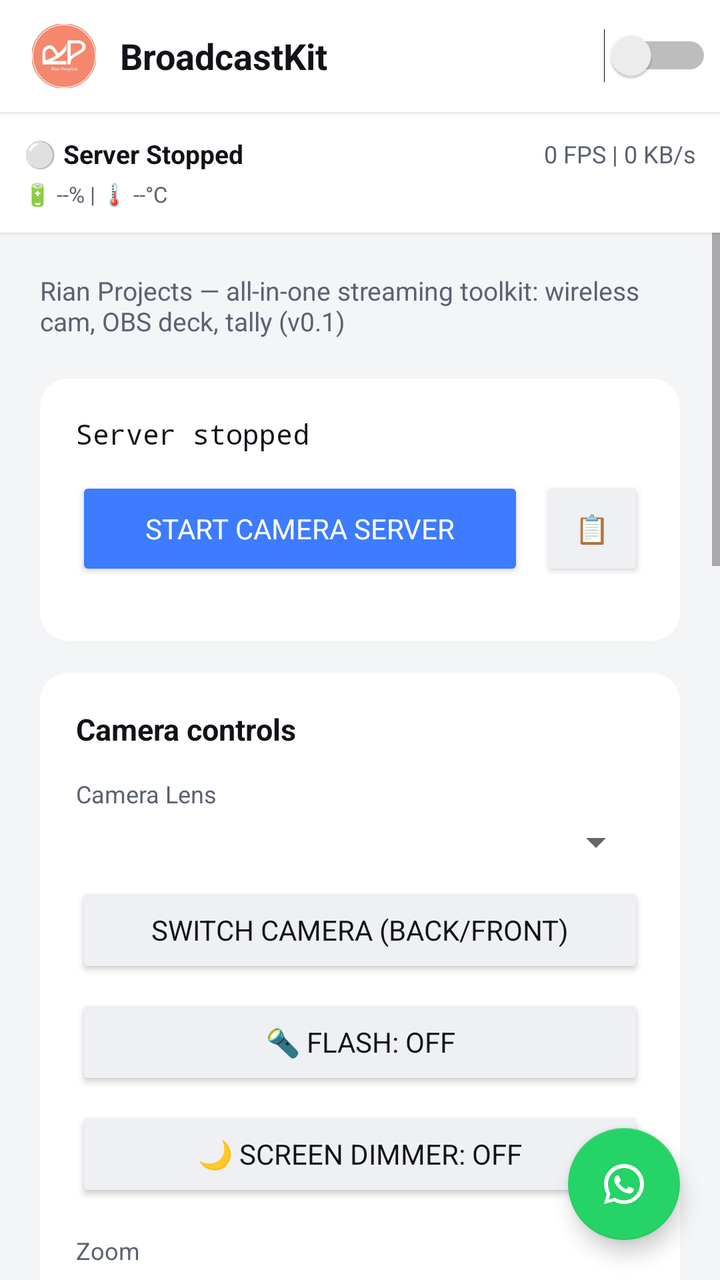
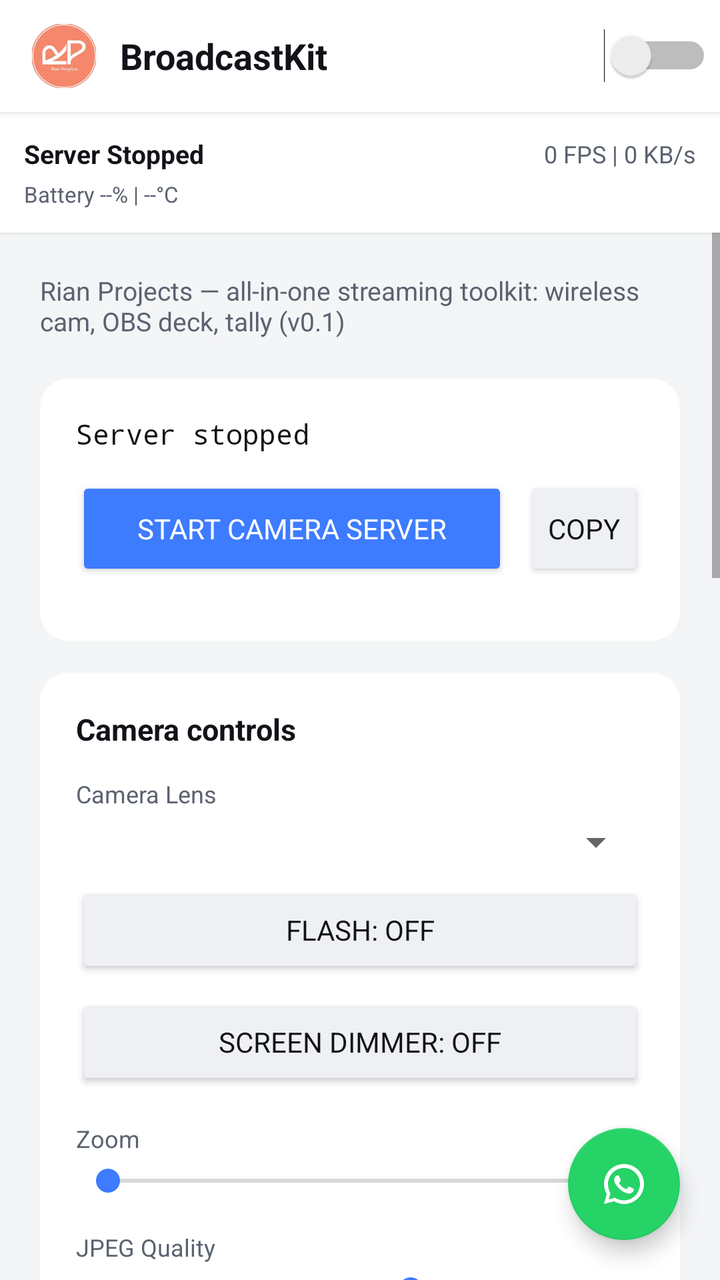

The first picture is an Android layout as it rendered before a commit; the second is the same layout after the commit. The layout source and the unified diff follow.
<!-- AndroidManifest.xml: application theme Theme.CameraPlugin -->
<!-- res/layout/fragment_camera.xml -->
<?xml version="1.0" encoding="utf-8"?>
<androidx.coordinatorlayout.widget.CoordinatorLayout
    xmlns:android="http://schemas.android.com/apk/res/android"
    xmlns:app="http://schemas.android.com/apk/res-auto"
    android:layout_width="match_parent"
    android:layout_height="match_parent"
    android:background="@color/bg">

    <LinearLayout
        android:layout_width="match_parent"
        android:layout_height="match_parent"
        android:orientation="vertical">

        <androidx.appcompat.widget.Toolbar
            android:id="@+id/toolbar"
            android:layout_width="match_parent"
            android:layout_height="?attr/actionBarSize"
            android:background="@color/toolbar_bg"
            android:elevation="2dp"
            app:contentInsetStart="16dp">

            <LinearLayout
                android:layout_width="match_parent"
                android:layout_height="match_parent"
                android:gravity="center_vertical"
                android:orientation="horizontal">

                <ImageView
                    android:layout_width="32dp"
                    android:layout_height="32dp"
                    android:src="@mipmap/ic_launcher_round"
                    android:contentDescription="@string/app_name" />

                <TextView
                    android:layout_width="0dp"
                    android:layout_height="wrap_content"
                    android:layout_weight="1"
                    android:layout_marginStart="12dp"
                    android:text="@string/app_name"
                    android:textColor="@color/text_primary"
                    android:textSize="18sp"
                    android:textStyle="bold" />

                <Switch
                    android:id="@+id/themeSwitch"
                    android:layout_width="wrap_content"
                    android:layout_height="wrap_content"
                    android:layout_marginEnd="4dp"
                    android:contentDescription="@string/toggle_theme" />
            </LinearLayout>
        </androidx.appcompat.widget.Toolbar>

        
        <androidx.cardview.widget.CardView
            android:layout_width="match_parent"
            android:layout_height="wrap_content"
            app:cardBackgroundColor="@color/surface"
            app:cardCornerRadius="0dp"
            app:cardElevation="1dp">
            <LinearLayout
                android:layout_width="match_parent"
                android:layout_height="wrap_content"
                android:orientation="vertical"
                android:padding="12dp">

                <LinearLayout
                    android:layout_width="match_parent"
                    android:layout_height="wrap_content"
                    android:orientation="horizontal"
                    android:gravity="center_vertical">

                    <TextView
                        android:id="@+id/clientCountText"
                        android:layout_width="0dp"
                        android:layout_weight="1"
                        android:layout_height="wrap_content"
                        android:text="⚪ Server Stopped"
                        android:textColor="@color/text_primary"
                        android:textSize="13sp"
                        android:textStyle="bold" />

                    <TextView
                        android:id="@+id/fpsText"
                        android:layout_width="wrap_content"
                        android:layout_height="wrap_content"
                        android:text="0 FPS | 0 KB/s"
                        android:textColor="@color/text_secondary"
                        android:textSize="12sp" />
                </LinearLayout>

                <TextView
                    android:id="@+id/batteryText"
                    android:layout_width="match_parent"
                    android:layout_height="wrap_content"
                    android:text="🔋 --% | 🌡️ --°C"
                    android:textColor="@color/text_secondary"
                    android:textSize="11sp"
                    android:layout_marginTop="4dp" />
            </LinearLayout>
        </androidx.cardview.widget.CardView>

        <ScrollView
            android:layout_width="match_parent"
            android:layout_height="0dp"
            android:layout_weight="1"
            android:fillViewport="true">

            <LinearLayout
                android:layout_width="match_parent"
                android:layout_height="wrap_content"
                android:orientation="vertical"
                android:padding="20dp">

                <TextView
                    android:layout_width="wrap_content"
                    android:layout_height="wrap_content"
                    android:text="@string/app_description"
                    android:textColor="@color/text_secondary"
                    android:textSize="13sp"
                    android:layout_marginBottom="20dp" />

                
                <androidx.cardview.widget.CardView
                    android:layout_width="match_parent"
                    android:layout_height="wrap_content"
                    app:cardBackgroundColor="@color/surface"
                    app:cardCornerRadius="14dp"
                    app:cardElevation="0dp"
                    android:layout_marginBottom="16dp">
                    <LinearLayout
                        android:layout_width="match_parent"
                        android:layout_height="wrap_content"
                        android:orientation="vertical"
                        android:padding="18dp">

                        <TextView
                            android:id="@+id/urlText"
                            android:layout_width="match_parent"
                            android:layout_height="wrap_content"
                            android:text="Server stopped"
                            android:textColor="@color/text_primary"
                            android:textSize="14sp"
                            android:fontFamily="monospace"
                            android:layout_marginBottom="12dp" />

                        <LinearLayout
                            android:layout_width="match_parent"
                            android:layout_height="wrap_content"
                            android:orientation="horizontal"
                            android:layout_marginBottom="12dp">

                            <Button
                                android:id="@+id/toggleButton"
                                android:layout_width="0dp"
                                android:layout_weight="1"
                                android:layout_height="52dp"
                                android:text="Start Camera Server"
                                android:backgroundTint="@color/accent"
                                android:textColor="#FFFFFF" />

                            <Button
                                android:id="@+id/copyUrlButton"
                                android:layout_width="wrap_content"
                                android:layout_height="52dp"
                                android:layout_marginStart="8dp"
                                android:text="📋"
                                android:backgroundTint="@color/control_bg"
                                android:textColor="@color/text_primary"
                                android:minWidth="52dp" />
                        </LinearLayout>

                        
                        <ImageView
                            android:id="@+id/qrCodeImage"
                            android:layout_width="160dp"
                            android:layout_height="160dp"
                            android:layout_gravity="center"
                            android:visibility="gone"
                            android:layout_marginBottom="8dp"
                            android:contentDescription="QR Code" />
                    </LinearLayout>
                </androidx.cardview.widget.CardView>

                
                <androidx.cardview.widget.CardView
                    android:layout_width="match_parent"
                    android:layout_height="wrap_content"
                    app:cardBackgroundColor="@color/surface"
                    app:cardCornerRadius="14dp"
                    app:cardElevation="0dp"
                    android:layout_marginBottom="16dp">
                    <LinearLayout
                        android:layout_width="match_parent"
                        android:layout_height="wrap_content"
                        android:orientation="vertical"
                        android:padding="18dp">

                        <TextView
                            android:layout_width="wrap_content"
                            android:layout_height="wrap_content"
                            android:text="Camera controls"
                            android:textColor="@color/text_primary"
                            android:textStyle="bold"
                            android:textSize="15sp"
                            android:layout_marginBottom="14dp" />

                        <TextView
                            android:layout_width="wrap_content"
                            android:layout_height="wrap_content"
                            android:text="Camera Lens"
                            android:textColor="@color/text_secondary"
                            android:textSize="12sp"
                            android:layout_marginBottom="4dp" />
                        <Spinner
                            android:id="@+id/cameraSpinner"
                            android:layout_width="match_parent"
                            android:layout_height="wrap_content"
                            android:layout_marginBottom="8dp" />

                        <Button
                            android:id="@+id/switchCameraButton"
                            android:layout_width="match_parent"
                            android:layout_height="wrap_content"
                            android:text="Switch Camera (Back/Front)"
                            android:backgroundTint="@color/control_bg"
                            android:textColor="@color/text_primary"
                            android:layout_marginBottom="8dp" />

                        <Button
                            android:id="@+id/flashButton"
                            android:layout_width="match_parent"
                            android:layout_height="wrap_content"
                            android:text="🔦 Flash: OFF"
                            android:backgroundTint="@color/control_bg"
                            android:textColor="@color/text_primary"
                            android:layout_marginBottom="8dp" />

                        <Button
                            android:id="@+id/dimmerButton"
                            android:layout_width="match_parent"
                            android:layout_height="wrap_content"
                            android:text="🌙 Screen Dimmer: OFF"
                            android:backgroundTint="@color/control_bg"
                            android:textColor="@color/text_primary"
                            android:layout_marginBottom="16dp" />

                        <TextView
                            android:layout_width="wrap_content"
                            android:layout_height="wrap_content"
                            android:text="Zoom"
                            android:textColor="@color/text_secondary"
                            android:textSize="12sp"
                            android:layout_marginBottom="4dp" />
                        <SeekBar
                            android:id="@+id/zoomSeekBar"
                            android:layout_width="match_parent"
                            android:layout_height="wrap_content"
                            android:layout_marginBottom="16dp" />

                        <TextView
                            android:layout_width="wrap_content"
                            android:layout_height="wrap_content"
                            android:text="JPEG Quality"
                            android:textColor="@color/text_secondary"
                            android:textSize="12sp"
                            android:layout_marginBottom="4dp" />
                        <SeekBar
                            android:id="@+id/qualitySeekBar"
                            android:layout_width="match_parent"
                            android:layout_height="wrap_content"
                            android:max="50"
                            android:progress="30"
                            android:layout_marginBottom="4dp" />
                        <TextView
                            android:id="@+id/qualityLabel"
                            android:layout_width="match_parent"
                            android:layout_height="wrap_content"
                            android:text="80%"
                            android:textColor="@color/text_hint"
                            android:textSize="11sp"
                            android:gravity="end"
                            android:layout_marginBottom="16dp" />

                        <TextView
                            android:layout_width="wrap_content"
                            android:layout_height="wrap_content"
                            android:text="Resolution"
                            android:textColor="@color/text_secondary"
                            android:textSize="12sp"
                            android:layout_marginBottom="4dp" />
                        <Spinner
                            android:id="@+id/resolutionSpinner"
                            android:layout_width="match_parent"
                            android:layout_height="wrap_content"
                            android:layout_marginBottom="16dp" />

                        <TextView
                            android:layout_width="wrap_content"
                            android:layout_height="wrap_content"
                            android:text="FPS Preset"
                            android:textColor="@color/text_secondary"
                            android:textSize="12sp"
                            android:layout_marginBottom="4dp" />
                        <Spinner
                            android:id="@+id/fpsSpinner"
                            android:layout_width="match_parent"
                            android:layout_height="wrap_content"
                            android:layout_marginBottom="16dp" />

                        <LinearLayout
                            android:layout_width="match_parent"
                            android:layout_height="wrap_content"
                            android:orientation="horizontal"
                            android:gravity="center_vertical"
                            android:layout_marginBottom="8dp">
                            <TextView
                                android:layout_width="0dp"
                                android:layout_weight="1"
                                android:layout_height="wrap_content"
                                android:text="Mirror Image (Front Cam)"
                                android:textColor="@color/text_primary"
                                android:textSize="14sp" />
                            <Switch
                                android:id="@+id/mirrorSwitch"
                                android:layout_width="wrap_content"
                                android:layout_height="wrap_content" />
                        </LinearLayout>

                        <LinearLayout
                            android:layout_width="match_parent"
                            android:layout_height="wrap_content"
                            android:orientation="horizontal"
                            android:gravity="center_vertical"
                            android:layout_marginBottom="8dp">
                            <TextView
                                android:layout_width="0dp"
                                android:layout_weight="1"
                                android:layout_height="wrap_content"
                                android:text="AE/AWB Lock"
                                android:textColor="@color/text_primary"
                                android:textSize="14sp" />
                            <Switch
                                android:id="@+id/aeLockSwitch"
                                android:layout_width="wrap_content"
                                android:layout_height="wrap_content" />
                        </LinearLayout>

                        <LinearLayout
                            android:layout_width="match_parent"
                            android:layout_height="wrap_content"
                            android:orientation="horizontal"
                            android:gravity="center_vertical"
                            android:layout_marginBottom="8dp">
                            <TextView
                                android:layout_width="0dp"
                                android:layout_weight="1"
                                android:layout_height="wrap_content"
                                android:text="Shake to Switch Camera"
                                android:textColor="@color/text_primary"
                                android:textSize="14sp" />
                            <Switch
                                android:id="@+id/shakeSwitch"
                                android:layout_width="wrap_content"
                                android:layout_height="wrap_content" />
                        </LinearLayout>

                        <TextView
                            android:layout_width="wrap_content"
                            android:layout_height="wrap_content"
                            android:text="Orientation Lock"
                            android:textColor="@color/text_secondary"
                            android:textSize="12sp"
                            android:layout_marginBottom="4dp" />
                        <Spinner
                            android:id="@+id/orientationSpinner"
                            android:layout_width="match_parent"
                            android:layout_height="wrap_content"
                            android:layout_marginBottom="16dp" />

                        <TextView
                            android:layout_width="wrap_content"
                            android:layout_height="wrap_content"
                            android:text="Brightness / Exposure"
                            android:textColor="@color/text_secondary"
                            android:textSize="12sp"
                            android:layout_marginBottom="4dp" />
                        <SeekBar
                            android:id="@+id/exposureSeekBar"
                            android:layout_width="match_parent"
                            android:layout_height="wrap_content" />
                    </LinearLayout>
                </androidx.cardview.widget.CardView>

                
                <androidx.cardview.widget.CardView
                    android:layout_width="match_parent"
                    android:layout_height="wrap_content"
                    app:cardBackgroundColor="@color/surface"
                    app:cardCornerRadius="14dp"
                    app:cardElevation="0dp"
                    android:layout_marginBottom="16dp">
                    <LinearLayout
                        android:layout_width="match_parent"
                        android:layout_height="wrap_content"
                        android:orientation="vertical"
                        android:padding="18dp">

                        <TextView
                            android:layout_width="wrap_content"
                            android:layout_height="wrap_content"
                            android:text="Settings"
                            android:textColor="@color/text_primary"
                            android:textStyle="bold"
                            android:textSize="15sp"
                            android:layout_marginBottom="14dp" />

                        <LinearLayout
                            android:layout_width="match_parent"
                            android:layout_height="wrap_content"
                            android:orientation="horizontal"
                            android:gravity="center_vertical"
                            android:layout_marginBottom="8dp">
                            <TextView
                                android:layout_width="0dp"
                                android:layout_weight="1"
                                android:layout_height="wrap_content"
                                android:text="Auto-Start on App Launch"
                                android:textColor="@color/text_primary"
                                android:textSize="14sp" />
                            <Switch
                                android:id="@+id/autoStartSwitch"
                                android:layout_width="wrap_content"
                                android:layout_height="wrap_content" />
                        </LinearLayout>

                        <TextView
                            android:layout_width="wrap_content"
                            android:layout_height="wrap_content"
                            android:text="Server Port"
                            android:textColor="@color/text_secondary"
                            android:textSize="12sp"
                            android:layout_marginBottom="4dp" />
                        <EditText
                            android:id="@+id/portInput"
                            android:layout_width="match_parent"
                            android:layout_height="wrap_content"
                            android:inputType="number"
                            android:text="8080"
                            android:textSize="14sp"
                            android:layout_marginBottom="8dp" />

                        <TextView
                            android:layout_width="wrap_content"
                            android:layout_height="wrap_content"
                            android:text="PIN Protection (leave empty = no PIN)"
                            android:textColor="@color/text_secondary"
                            android:textSize="12sp"
                            android:layout_marginBottom="4dp" />
                        <EditText
                            android:id="@+id/pinInput"
                            android:layout_width="match_parent"
                            android:layout_height="wrap_content"
                            android:inputType="numberPassword"
                            android:hint="e.g. 1234"
                            android:textSize="14sp"
                            android:layout_marginBottom="8dp" />

                        <TextView
                            android:layout_width="wrap_content"
                            android:layout_height="wrap_content"
                            android:text="Watermark Text (optional)"
                            android:textColor="@color/text_secondary"
                            android:textSize="12sp"
                            android:layout_marginBottom="4dp" />
                        <EditText
                            android:id="@+id/watermarkInput"
                            android:layout_width="match_parent"
                            android:layout_height="wrap_content"
                            android:inputType="text"
                            android:hint="e.g. LIVE - MyChannel"
                            android:textSize="14sp"
                            android:layout_marginBottom="8dp" />

                        <TextView
                            android:layout_width="wrap_content"
                            android:layout_height="wrap_content"
                            android:text="Auto-Stop Timer (minutes, 0 = off)"
                            android:textColor="@color/text_secondary"
                            android:textSize="12sp"
                            android:layout_marginBottom="4dp" />
                        <EditText
                            android:id="@+id/timerInput"
                            android:layout_width="match_parent"
                            android:layout_height="wrap_content"
                            android:inputType="number"
                            android:text="0"
                            android:textSize="14sp"
                            android:layout_marginBottom="16dp" />

                        <LinearLayout
                            android:layout_width="match_parent"
                            android:layout_height="wrap_content"
                            android:orientation="horizontal">
                            <Button
                                android:id="@+id/exportSettingsButton"
                                android:layout_width="0dp"
                                android:layout_weight="1"
                                android:layout_height="wrap_content"
                                android:text="Export Settings"
                                android:backgroundTint="@color/control_bg"
                                android:textColor="@color/text_primary"
                                android:layout_marginEnd="4dp" />
                            <Button
                                android:id="@+id/importSettingsButton"
                                android:layout_width="0dp"
                                android:layout_weight="1"
                                android:layout_height="wrap_content"
                                android:text="Import Settings"
                                android:backgroundTint="@color/control_bg"
                                android:textColor="@color/text_primary"
                                android:layout_marginStart="4dp" />
                        </LinearLayout>
                    </LinearLayout>
                </androidx.cardview.widget.CardView>

                <TextView
                    android:id="@+id/hintText"
                    android:layout_width="match_parent"
                    android:layout_height="wrap_content"
                    android:gravity="center"
                    android:textColor="@color/text_hint"
                    android:textSize="12sp"
                    android:layout_marginBottom="28dp"
                    android:text="Tip: in OBS, set the source Width/Height to match the size shown above to avoid a stretched/square picture." />

                <View
                    android:layout_width="match_parent"
                    android:layout_height="1dp"
                    android:background="@color/divider"
                    android:layout_marginBottom="16dp" />

                <TextView
                    android:layout_width="match_parent"
                    android:layout_height="wrap_content"
                    android:gravity="center"
                    android:textColor="@color/text_hint"
                    android:textSize="12sp"
                    android:text="BroadcastKit v0.1" />

                <TextView
                    android:id="@+id/footerLink"
                    android:layout_width="match_parent"
                    android:layout_height="wrap_content"
                    android:gravity="center"
                    android:textColor="@color/accent"
                    android:textSize="12sp"
                    android:padding="8dp"
                    android:text="Created by: Rian Projects — rianprojects.my.id" />

                <TextView
                    android:id="@+id/rebuilderLine"
                    android:layout_width="match_parent"
                    android:layout_height="wrap_content"
                    android:gravity="center"
                    android:textColor="@color/text_hint"
                    android:textSize="12sp"
                    android:visibility="gone" />

                <Space
                    android:layout_width="match_parent"
                    android:layout_height="72dp" />

            </LinearLayout>
        </ScrollView>
    </LinearLayout>

    
    <View
        android:id="@+id/screenDimmer"
        android:layout_width="match_parent"
        android:layout_height="match_parent"
        android:background="#000000"
        android:visibility="gone"
        android:elevation="100dp" />

    <com.google.android.material.floatingactionbutton.FloatingActionButton
        android:id="@+id/whatsappFab"
        android:layout_width="wrap_content"
        android:layout_height="wrap_content"
        android:layout_gravity="bottom|end"
        android:layout_margin="20dp"
        android:contentDescription="@string/order_via_whatsapp"
        android:src="@drawable/ic_whatsapp"
        app:backgroundTint="@color/whatsapp"
        app:tint="#FFFFFF" />

</androidx.coordinatorlayout.widget.CoordinatorLayout>
<!-- resources referenced by this layout -->
<resources>
  <color name="accent">#3D7BFF</color>
  <color name="bg">#F4F5F7</color>
  <color name="control_bg">#EEF0F4</color>
  <color name="divider">#E3E5E9</color>
  <color name="surface">#FFFFFF</color>
  <color name="text_hint">#8A9099</color>
  <color name="text_primary">#111318</color>
  <color name="text_secondary">#5B6270</color>
  <color name="toolbar_bg">#FFFFFF</color>
  <color name="whatsapp">#25D366</color>
  <!-- drawable ic_whatsapp (drawable) -->
  <vector xmlns:android="http://schemas.android.com/apk/res/android"
      android:width="24dp"
      android:height="24dp"
      android:viewportWidth="24"
      android:viewportHeight="24"
      android:tint="#FFFFFF">
      <path
          android:fillColor="@android:color/white"
          android:pathData="M12,2C6.48,2 2,6.48 2,12c0,1.85 0.5,3.58 1.38,5.07L2,22l5.07,-1.36C8.53,21.5 10.22,22 12,22c5.52,0 10,-4.48 10,-10S17.52,2 12,2zM12,20.2c-1.53,0 -2.96,-0.42 -4.19,-1.15l-0.3,-0.18l-3.12,0.84l0.84,-3.04l-0.2,-0.31C4.42,14.94 4,13.51 4,12c0,-4.41 3.59,-8 8,-8s8,3.59 8,8S16.41,20.2 12,20.2zM16.34,14.13c-0.24,-0.12 -1.42,-0.7 -1.64,-0.78c-0.22,-0.08 -0.38,-0.12 -0.54,0.12c-0.16,0.24 -0.62,0.78 -0.76,0.94c-0.14,0.16 -0.28,0.18 -0.52,0.06c-0.24,-0.12 -1.01,-0.37 -1.92,-1.18c-0.71,-0.63 -1.19,-1.41 -1.33,-1.65c-0.14,-0.24 -0.01,-0.37 0.11,-0.49c0.11,-0.11 0.24,-0.28 0.36,-0.42c0.12,-0.14 0.16,-0.24 0.24,-0.4c0.08,-0.16 0.04,-0.3 -0.02,-0.42c-0.06,-0.12 -0.54,-1.3 -0.74,-1.78c-0.19,-0.46 -0.39,-0.4 -0.54,-0.41c-0.14,-0.01 -0.3,-0.01 -0.46,-0.01c-0.16,0 -0.42,0.06 -0.64,0.3c-0.22,0.24 -0.84,0.82 -0.84,2c0,1.18 0.86,2.32 0.98,2.48c0.12,0.16 1.69,2.58 4.1,3.62c0.57,0.25 1.02,0.4 1.37,0.51c0.58,0.18 1.1,0.16 1.51,0.1c0.46,-0.07 1.42,-0.58 1.62,-1.14c0.2,-0.56 0.2,-1.04 0.14,-1.14C16.72,14.3 16.58,14.25 16.34,14.13z" />
  </vector>
  <!-- mipmap ic_launcher_round: png bitmap (mipmap-xxxhdpi, 38026 bytes) -->
  <string name="app_description">Rian Projects — all-in-one streaming toolkit: wireless cam, OBS deck, tally (v0.1)</string>
  <string name="app_name">BroadcastKit</string>
  <string name="order_via_whatsapp">Order via WhatsApp</string>
  <string name="toggle_theme">Toggle dark / light mode</string>
  <style name="Theme.CameraPlugin" parent="Theme.AppCompat.DayNight.NoActionBar">
          <item name="android:fontFamily">sans-serif</item>
          <item name="colorPrimary">@color/accent</item>
          <item name="colorAccent">@color/accent</item>
          <item name="android:windowBackground">@color/bg</item>
      </style>
</resources>

<!-- the commit's change to res/layout/fragment_camera.xml (unified diff, before → after) -->
@@ -74,7 +74,7 @@
                         android:layout_width="0dp"
                         android:layout_weight="1"
                         android:layout_height="wrap_content"
-                        android:text="⚪ Server Stopped"
+                        android:text="Server Stopped"
                         android:textColor="@color/text_primary"
                         android:textSize="13sp"
                         android:textStyle="bold" />
@@ -92,7 +92,7 @@
                     android:id="@+id/batteryText"
                     android:layout_width="match_parent"
                     android:layout_height="wrap_content"
-                    android:text="🔋 --% | 🌡️ --°C"
+                    android:text="Battery --% | --°C"
                     android:textColor="@color/text_secondary"
                     android:textSize="11sp"
                     android:layout_marginTop="4dp" />
@@ -163,7 +163,7 @@
                                 android:layout_width="wrap_content"
                                 android:layout_height="52dp"
                                 android:layout_marginStart="8dp"
-                                android:text="📋"
+                                android:text="Copy"
                                 android:backgroundTint="@color/control_bg"
                                 android:textColor="@color/text_primary"
                                 android:minWidth="52dp" />
@@ -218,28 +218,19 @@
                             android:layout_marginBottom="8dp" />
 
                         <Button
-                            android:id="@+id/switchCameraButton"
-                            android:layout_width="match_parent"
-                            android:layout_height="wrap_content"
-                            android:text="Switch Camera (Back/Front)"
+                            android:id="@+id/flashButton"
+                            android:layout_width="match_parent"
+                            android:layout_height="wrap_content"
+                            android:text="Flash: OFF"
                             android:backgroundTint="@color/control_bg"
                             android:textColor="@color/text_primary"
                             android:layout_marginBottom="8dp" />
 
                         <Button
-                            android:id="@+id/flashButton"
-                            android:layout_width="match_parent"
-                            android:layout_height="wrap_content"
-                            android:text="🔦 Flash: OFF"
-                            android:backgroundTint="@color/control_bg"
-                            android:textColor="@color/text_primary"
-                            android:layout_marginBottom="8dp" />
-
-                        <Button
                             android:id="@+id/dimmerButton"
                             android:layout_width="match_parent"
                             android:layout_height="wrap_content"
-                            android:text="🌙 Screen Dimmer: OFF"
+                            android:text="Screen Dimmer: OFF"
                             android:backgroundTint="@color/control_bg"
                             android:textColor="@color/text_primary"
                             android:layout_marginBottom="16dp" />
